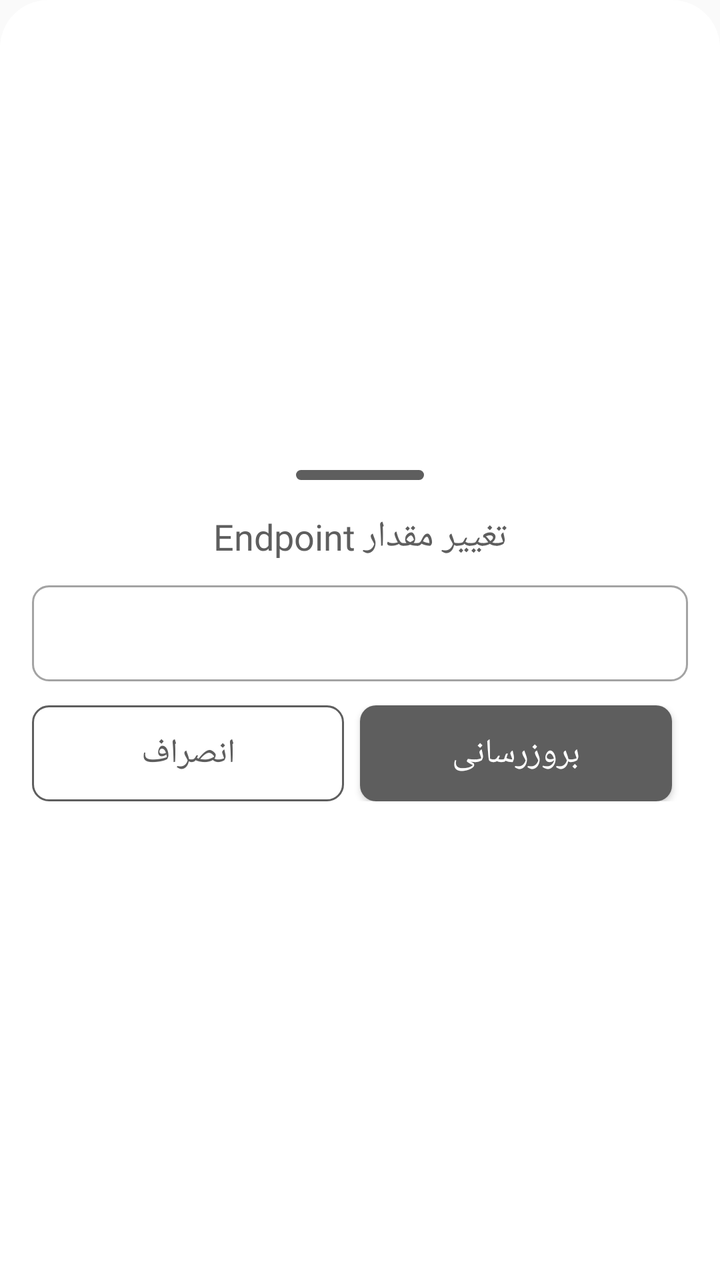
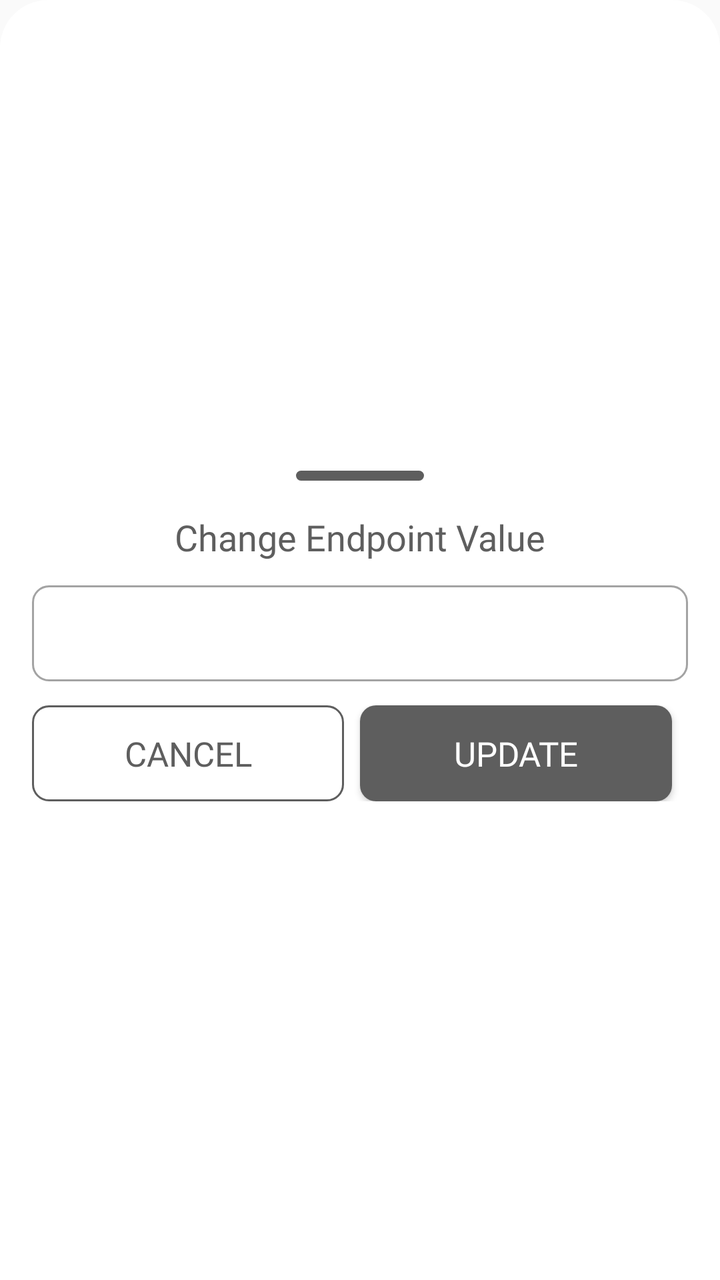

Screens rendered from an Android XML layout before and after an edit, with the pre-edit source and the edit as a unified diff.
<!-- AndroidManifest.xml: application theme Theme.OblivionUI -->
<!-- res/layout/edit_sheet.xml -->
<?xml version="1.0" encoding="utf-8"?>
<LinearLayout xmlns:android="http://schemas.android.com/apk/res/android"
  xmlns:app="http://schemas.android.com/apk/res-auto"
  android:layout_width="match_parent"
  android:layout_height="wrap_content"
  android:background="@drawable/rounded_bottom_sheet"
  android:gravity="center"
  android:orientation="vertical">

  <View
    android:id="@+id/dividingCloser"
    android:layout_width="64sp"
    android:layout_height="5sp"
    android:layout_marginTop="8sp"
    android:background="@drawable/bottom_sheet_closer" />

  <TextView
    android:id="@+id/title"
    android:layout_width="wrap_content"
    android:layout_height="wrap_content"
    android:layout_marginTop="16sp"
    android:fontFamily="@font/shabnam"
    android:text="تغییر مقدار Endpoint"
    android:textColor="@color/black"
    android:textSize="18sp" />

  <EditText
      android:id="@+id/edittext"
      android:layout_width="match_parent"
      android:layout_height="48sp"
      android:layout_marginHorizontal="16sp"
      android:layout_marginTop="12sp"
      android:background="@drawable/edittext_back"
      android:fontFamily="@font/shabnam"
      android:lineSpacingExtra="4sp"
      android:padding="12sp"
      android:singleLine="true"
      android:textAlignment="center"
      android:textColor="@color/black"
      android:textSize="15sp" />

  <LinearLayout
    android:layout_width="match_parent"
    android:layout_height="wrap_content"
    android:layout_marginHorizontal="16sp"
    android:layout_marginVertical="12sp"
    android:orientation="horizontal">

    <Button
      android:id="@+id/cancelButton"
      android:layout_width="0sp"
      android:layout_height="wrap_content"
      android:layout_marginEnd="8sp"
      android:layout_weight="1"
      android:background="@drawable/bottom_sheet_cancel"
      android:fontFamily="@font/shabnam"
      android:text="انصراف"
      android:textColor="@color/black"
      android:textSize="17sp" />

    <Button
      android:id="@+id/applyButton"
      android:layout_width="0sp"
      android:layout_height="wrap_content"
      android:layout_marginEnd="8sp"
      android:layout_weight="1"
      android:background="@drawable/bottom_sheet_closer"
      android:fontFamily="@font/shabnam"
      android:text="بروزرسانی"
      android:textColor="@color/white"
      android:textSize="17sp" />

  </LinearLayout>


</LinearLayout>
<!-- resources referenced by this layout -->
<resources>
  <color name="black">#5E5E5E</color>
  <color name="white">#FFFFFFFF</color>
  <!-- drawable bottom_sheet_cancel (drawable) -->
  <?xml version="1.0" encoding="utf-8"?>
  <shape xmlns:android="http://schemas.android.com/apk/res/android"
    android:shape="rectangle">
  
    <stroke android:color="@color/black" android:width="1dp" />
    <corners android:radius="8dp" />
  </shape>
  <!-- drawable bottom_sheet_closer (drawable-anydpi) -->
  <?xml version="1.0" encoding="utf-8"?>
  <shape xmlns:android="http://schemas.android.com/apk/res/android"
    android:shape="rectangle">
  
    <solid android:color="@color/black" />
    <corners android:radius="8dp" />
  </shape>
  <!-- drawable edittext_back (drawable-anydpi) -->
  <?xml version="1.0" encoding="utf-8"?>
  <shape xmlns:android="http://schemas.android.com/apk/res/android"
    android:shape="rectangle">
  
    <stroke android:color="#A3A3A3" android:width="1dp" />
    <corners android:radius="8dp" />
  </shape>
  <!-- drawable rounded_bottom_sheet (drawable-hdpi) -->
  <?xml version="1.0" encoding="utf-8"?>
  <shape xmlns:android="http://schemas.android.com/apk/res/android"
    android:shape="rectangle">
    <solid android:color="@color/white" />
    <corners
      android:topLeftRadius="24dp"
      android:topRightRadius="24dp" />
  </shape>
  <style name="Theme.OblivionUI" parent="Theme.AppCompat.Light.NoActionBar">
      <item name="bottomSheetDialogTheme">@style/CustomBottomSheetDialog</item>
    </style>
  <style name="CustomBottomSheetDialog" parent="ThemeOverlay.MaterialComponents.BottomSheetDialog">
      <item name="android:windowIsFloating">false</item>
      <item name="android:windowSoftInputMode">adjustResize</item>
      <item name="bottomSheetStyle">@style/CustomBottomSheet</item>
    </style>
  <style name="CustomBottomSheet" parent="Widget.MaterialComponents.BottomSheet.Modal">` <item name="backgroundTint">@android:color/transparent</item>
    </style>
</resources>

<!-- the commit's change to res/layout/edit_sheet.xml (unified diff, before → after) -->
@@ -20,7 +20,7 @@
     android:layout_height="wrap_content"
     android:layout_marginTop="16sp"
     android:fontFamily="@font/shabnam"
-    android:text="تغییر مقدار Endpoint"
+    android:text="@string/editSheetEndpoint"
     android:textColor="@color/black"
     android:textSize="18sp" />
 
@@ -54,7 +54,7 @@
       android:layout_weight="1"
       android:background="@drawable/bottom_sheet_cancel"
       android:fontFamily="@font/shabnam"
-      android:text="انصراف"
+      android:text="@string/cancel"
       android:textColor="@color/black"
       android:textSize="17sp" />
 
@@ -66,7 +66,7 @@
       android:layout_weight="1"
       android:background="@drawable/bottom_sheet_closer"
       android:fontFamily="@font/shabnam"
-      android:text="بروزرسانی"
+      android:text="@string/update"
       android:textColor="@color/white"
       android:textSize="17sp" />
 
<!-- resource entries referenced after the edit -->
@@ -35,6 +35,9 @@
       android:topLeftRadius="24dp"
       android:topRightRadius="24dp" />
   </shape>
+  <string name="cancel">Cancel</string>
+  <string name="editSheetEndpoint">Change Endpoint Value</string>
+  <string name="update">Update</string>
   <style name="Theme.OblivionUI" parent="Theme.AppCompat.Light.NoActionBar">
       <item name="bottomSheetDialogTheme">@style/CustomBottomSheetDialog</item>
     </style>
